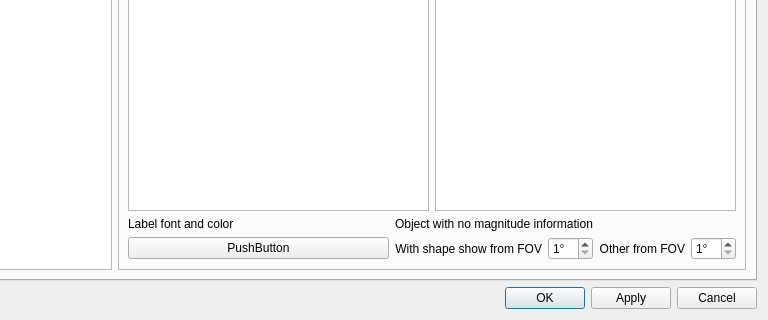
PavelMr/skytechx, file csetting.ui: the form before one commit; both pictures show x 110 to 878 and y 183 to 503 of the 878 by 503 pixel window.
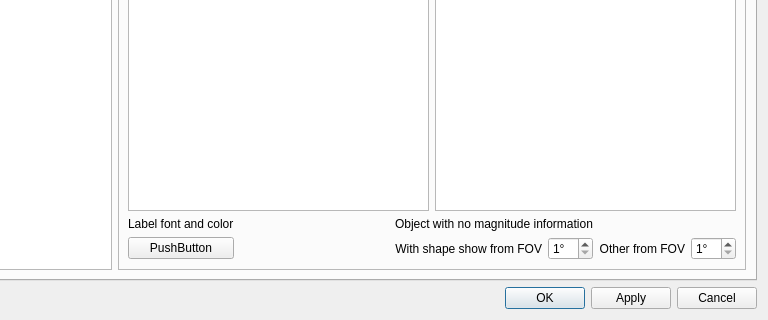
The form after the commit. The open tabs and pages were chosen to show the change. Custom widgets are drawn as their Qt base class.

What changed in the file:
```diff
--- a/csetting.ui
+++ b/csetting.ui
@@ -171,7 +171,7 @@
             <enum>QFrame::StyledPanel</enum>
            </property>
            <property name="currentIndex">
-            <number>6</number>
+            <number>0</number>
            </property>
            <widget class="QWidget" name="stackedWidget_2Page1">
             <layout class="QVBoxLayout" name="verticalLayout_18">
@@ -902,7 +902,7 @@
                    </property>
                   </widget>
                  </item>
-                 <item row="1" column="1">
+                 <item row="1" column="2">
                   <layout class="QHBoxLayout" name="horizontalLayout_12">
                    <item>
                     <widget class="QLabel" name="label_35">
@@ -961,13 +961,26 @@
                    </item>
                   </layout>
                  </item>
-                 <item row="0" column="1">
+                 <item row="0" column="2">
                   <widget class="QLabel" name="label_80">
                    <property name="text">
                     <string>Object with no magnitude information</string>
                    </property>
                   </widget>
                  </item>
+                 <item row="1" column="1">
+                  <spacer name="horizontalSpacer_16">
+                   <property name="orientation">
+                    <enum>Qt::Horizontal</enum>
+                   </property>
+                   <property name="sizeHint" stdset="0">
+                    <size>
+                     <width>40</width>
+                     <height>20</height>
+                    </size>
+                   </property>
+                  </spacer>
+                 </item>
                 </layout>
                </item>
               </layout>
```
